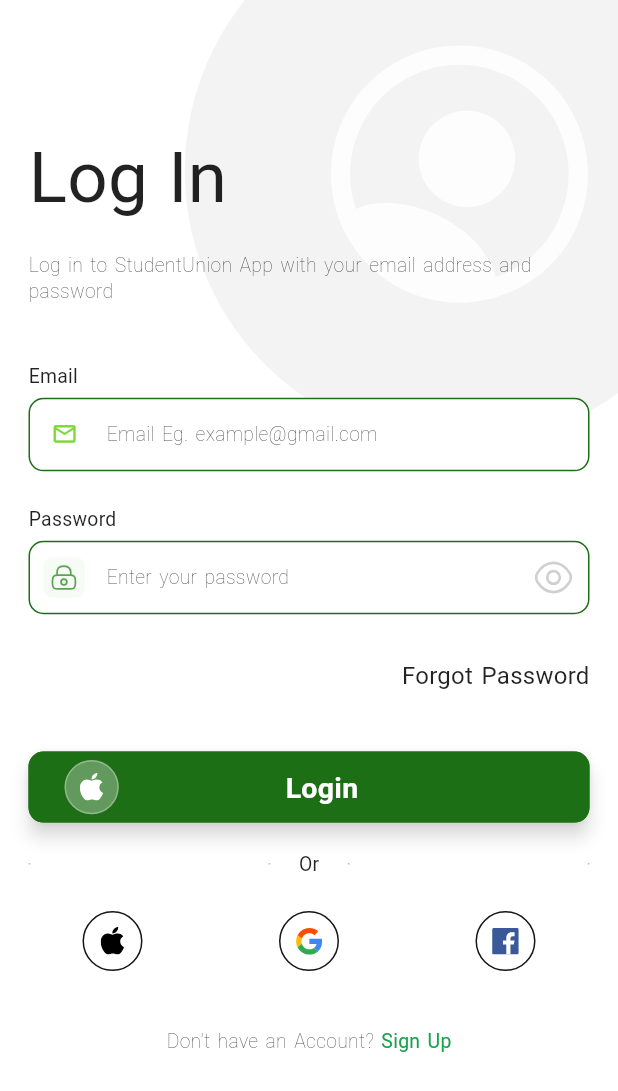
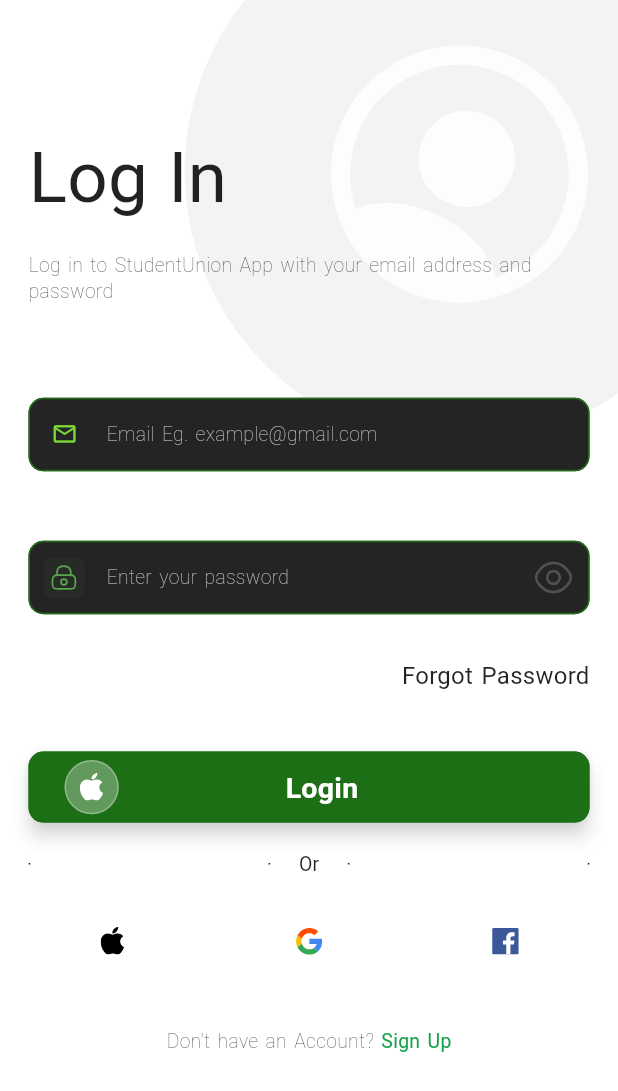
Before and after one commit to JamperCin/core_package, a Flutter app: the screen it shows after launch, after a tap on "Click Here", after a tap on "Intro Scrren", on a phone screen of 412 x 824 dp. Shown: the top 1091 px of the screen. Run offline on Flutter 3.47's test engine with Material 3 defaults, Android fonts, the phone set to English and light mode, and no system bars; our stand-ins replace cached_network_image, carousel_slider, dotted_border, flutter_svg, freezed_annotation, geocoding and 6 more; missing offline and left inert: encrypt, flutter_animator, flutter_overlay_loader; network calls fail; Roboto replaces fonts that are missing (SfUI); statements that could not run were skipped; project files that could hold a hidden picture were left out.

Commit message:
working on color scheme

```diff
--- a/packages/core_module/lib/core/app/app_theme.dart
+++ b/packages/core_module/lib/core/app/app_theme.dart
@@ -57,40 +57,56 @@ ThemeData lightMode = ThemeData(
   colorScheme: ColorScheme(
     brightness: Brightness.light,
 
+    //-----TODO : ----------------     Colors to consider
+
     ///primary colors and inverted color
     primary: primaryGreenColor,
+    ///Secondary colors
+    secondary: greyPrimaryColor,
+    ///Error
+    error: redColor,
+
+    ///Surface --> [surface] and [inverseSurface] should be two contrasting colors
+    surface: darkSurfaceColor,
+    inverseSurface: whiteColor,
+    surfaceDim: darkColor,
+    surfaceBright: dividerColor,
+
+    ///Tertiary colors
+    tertiary: whiteColor,
+    //-----TODO : ----------------     Colors to consider
+
+
     inversePrimary: greenFaded,
-    //
+
     onPrimary: secondaryGreenColor,
     primaryContainer: orangeQuadColor,
     primaryFixedDim: orangeXColor,
     primaryFixed: orangeFadeColor,
 
     ///Secondary colors
-    secondary: greyPrimaryColor,
+
     onSecondary: greySecondaryColor,
     secondaryContainer: greyTertiaryColor,
 
-    ///Tertiary colors
-    tertiary: whiteColor,
+
 
     ///Error
-    error: redColor,
     onError: redColor,
 
     ///Surface
-    surface: whiteColor,
+
     onSurface: whiteColor,
     onInverseSurface: darkSurfaceVariant,
 
     ///Inverse surface
-    inverseSurface: darkColor,
+
 
     ///Green color
     outline: greenPrimaryColor,
     shadow: greyTertiaryLightColor,
     outlineVariant: darkBrownColor,
-    surfaceDim: dividerColor,
+
   ),
 );
 
--- a/packages/core_module/lib/core_ui/snippets/country_picker/country_picker.dart
+++ b/packages/core_module/lib/core_ui/snippets/country_picker/country_picker.dart
@@ -21,6 +21,7 @@ class CountryPicker {
 
   final TextStyle? textStyle;
   final TextStyle? searchTextStyle;
+  final TextStyle? searchHintTextStyle;
   final TextStyle? phoneCodeTextStyle;
   final TextStyle? modalTitleTextStyle;
   final String? searchHint;
@@ -44,6 +45,7 @@ class CountryPicker {
     this.modalHeight,
     this.dividerColor,
     this.modalMargin,
+    this.searchHintTextStyle,
     this.modalTitleTextStyle,
   }) {
     if (countryPickerType == CountryPickerType.modalStyle) {
@@ -59,6 +61,7 @@ class CountryPicker {
         dividerColor: dividerColor,
         modalMargin: modalMargin,
         modalTitleTextStyle: modalTitleTextStyle,
+        searchHintTextStyle: searchHintTextStyle,
       );
     } else {
       CountryPicker.showPicker(
@@ -85,6 +88,7 @@ class CountryPicker {
   })  : modalSearchTitle = null,
         modalMargin = null,
         modalTitleTextStyle = null,
+        searchHintTextStyle = null,
         countryPickerType = null,
         modalHeight = null {
     showSearch(
@@ -109,17 +113,22 @@ class CountryPicker {
     this.onCountrySelected,
     this.modalHeight,
     this.modalTitleTextStyle,
+    this.searchHintTextStyle,
     this.dividerColor,
     this.modalMargin,
   }) : countryPickerType = null {
     _initData();
+
+    final colorScheme = Theme.of(context).colorScheme;
+    final textTheme = Theme.of(context).textTheme;
 
     BottomSheetWidget(
       context: context,
       title: modalSearchTitle ?? 'Search Country',
       height: modalHeight ?? appDimen.screenHeight * 0.8,
       margin: modalMargin ?? EdgeInsets.symmetric(horizontal: 16.dp()),
-      titleStyle: modalTitleTextStyle,
+      titleStyle: modalTitleTextStyle ?? textTheme.bodyMedium?.copyWith(color: colorScheme.inverseSurface),
+      color: colorScheme.surface,
       subChild: Column(
         children: [
           _searchFieldWidget(),
@@ -167,7 +176,12 @@ class CountryPicker {
       borderRadius: 30,
       controller: searchController,
       hintText: searchHint ?? 'Search Country...',
-      style: searchTextStyle ?? textTheme.bodySmall,
+      hintStyle: searchHintTextStyle ?? textTheme.bodySmall?.copyWith(color: colorScheme.inverseSurface),
+      style: searchTextStyle ?? textTheme.bodySmall?.copyWith(color: colorScheme.inverseSurface),
+      backgroundColor: colorScheme.surface,
+      borderColor: colorScheme.inverseSurface,
+      unFocusColor: colorScheme.inverseSurface,
+      focusColor: colorScheme.inverseSurface,
       prefixIcon: Icon(
         Icons.search_rounded,
         color: colorScheme.inverseSurface,
@@ -243,7 +257,7 @@ class CountryPicker {
                 width: 50,
                 child: Text(
                   '${isRtl ? '' : '+'}${item.phoneCode}${isRtl ? '+' : ''}',
-                  style: phoneCodeTextStyle ?? textTheme.bodyMedium,
+                  style: phoneCodeTextStyle ?? textTheme.bodyMedium?.copyWith(color: colorScheme.inverseSurface),
                 ),
               ),
               SizedBox(width: 10.dp()),
@@ -253,13 +267,13 @@ class CountryPicker {
                           ?.countryName(countryCode: item.countryCode)
                           ?.replaceAll(RegExp(r"\s+"), " ") ??
                       item.name,
-                  style: textStyle ?? textTheme.bodySmall,
+                  style: textStyle ?? textTheme.bodySmall?.copyWith(color: colorScheme.inverseSurface),
                 ),
               ),
             ],
           ),
           SizedBox(height: appDimen.dimen(2)),
-          DividerWidget(color: dividerColor ?? colorScheme.surfaceDim),
+          DividerWidget(color: dividerColor ?? colorScheme.inverseSurface),
         ],
       ),
     );
--- a/packages/core_module/lib/core_ui/widgets/shimmer_widget.dart
+++ b/packages/core_module/lib/core_ui/widgets/shimmer_widget.dart
@@ -116,7 +116,7 @@ class ShimmerWidget extends StatelessWidget {
       direction: direction ?? ShimmerDirection.ltr,
       child: child ??
           Container(
-            color: colorScheme.tertiary,
+            color: colorScheme.inverseSurface,
             height: height ?? appDimen.dimen(150),
             width: width ?? appDimen.screenWidth * 0.8,
           ),
--- a/packages/core_module/lib/core_ui/widgets/tab_bar_widget.dart
+++ b/packages/core_module/lib/core_ui/widgets/tab_bar_widget.dart
@@ -64,11 +64,11 @@ class _TabBarWidgetState extends State<TabBarWidget>
       onTap: widget.onTap,
       tabs: widget.tabs,
       indicatorColor: widget.indicatorColor ?? colorScheme.primary,
-      dividerColor: widget.dividerColor ?? colorScheme.surface,
+      dividerColor: widget.dividerColor ?? colorScheme.surfaceBright,
       labelColor: widget.labelColor ?? colorScheme.primary,
       labelStyle: widget.labelStyle ?? textTheme.bodyMedium,
       unselectedLabelColor:
-          widget.unselectedLabelColor ?? colorScheme.tertiaryContainer,
+          widget.unselectedLabelColor ?? colorScheme.surfaceBright,
       unselectedLabelStyle: widget.unselectedLabelStyle ?? textTheme.bodyMedium,
       padding: widget.padding,
       dividerHeight: widget.dividerHeight,
--- a/packages/core_module/lib/core_ui/widgets/textfield_widget.dart
+++ b/packages/core_module/lib/core_ui/widgets/textfield_widget.dart
@@ -224,6 +224,9 @@ class TextFieldWidget extends StatelessWidget {
           );
     }
 
+    final colorScheme = Theme.of(context).colorScheme;
+    final textTheme = Theme.of(context).textTheme;
+
     return Column(
       mainAxisAlignment: MainAxisAlignment.start,
       crossAxisAlignment: CrossAxisAlignment.start,
@@ -232,10 +235,10 @@ class TextFieldWidget extends StatelessWidget {
         if (labelText.isNotEmpty)
           Text(labelText,
               style: labelStyle ??
-                  Theme.of(context)
-                      .textTheme
-                      .labelMedium
-                      ?.copyWith(fontWeight: FontWeight.w400)),
+                  textTheme.labelMedium?.copyWith(
+                    fontWeight: FontWeight.w400,
+                    color: colorScheme.inverseSurface,
+                  )),
         if (labelText.isNotEmpty) SizedBox(height: appDimen.dimen(3.0)),
         SizedBox(
           width: width ?? appDimen.screenWidth,
@@ -251,6 +254,9 @@ class TextFieldWidget extends StatelessWidget {
   }
 
   Widget _textField(BuildContext context) {
+    final colorScheme = Theme.of(context).colorScheme;
+    final textTheme = Theme.of(context).textTheme;
+
     return InkWell(
       onTap: onTap,
       child: TextFormField(
@@ -259,7 +265,7 @@ class TextFieldWidget extends StatelessWidget {
         controller: controller,
         textAlign: textAlign ?? TextAlign.left,
         obscureText: obscureText != null && obscureText!.value,
-        style: style ?? Theme.of(context).textTheme.labelMedium,
+        style: style ?? textTheme.labelMedium?.copyWith(color: colorScheme.inverseSurface),
         textInputAction: textInputAction ?? TextInputAction.go,
         decoration: InputDecoration(
           prefixIcon: prefixIcon != null
@@ -275,7 +281,7 @@ class TextFieldWidget extends StatelessWidget {
                     height: appDimen.dimen(6),
                     width: appDimen.dimen(6),
                     asset: obscureText!.value ? icEyeSvg : icEyeClosedSvg,
-                    assetColor: Theme.of(context).colorScheme.inverseSurface,
+                    assetColor: colorScheme.inverseSurface,
                     onTap: () {
                       if (obscureText != null) {
                         obscureText!.value = !(obscureText!.value);
@@ -285,40 +291,40 @@ class TextFieldWidget extends StatelessWidget {
                 )
               : suffixIcon,
           hintText: hintText,
-          hintStyle: hintStyle ?? Theme.of(context).textTheme.labelSmall,
+          hintStyle: hintStyle ?? textTheme.labelSmall?.copyWith(color: colorScheme.surfaceBright),
           border: OutlineInputBorder(
             borderRadius: BorderRadius.circular(borderRadius),
             borderSide: BorderSide(
-              color: borderColor ?? Theme.of(context).colorScheme.primary,
+              color: borderColor ?? colorScheme.primary,
               width: 1,
             ),
           ),
           disabledBorder: OutlineInputBorder(
             borderSide: BorderSide(
-              color: disabledColor ?? Theme.of(context).colorScheme.secondary,
+              color: disabledColor ?? colorScheme.secondary,
               width: 1,
             ),
             borderRadius: BorderRadius.circular(borderRadius),
           ),
           enabledBorder: OutlineInputBorder(
             borderSide: BorderSide(
-              color: unFocusColor ?? Theme.of(context).colorScheme.primary,
+              color: unFocusColor ?? colorScheme.primary,
               width: 1,
             ),
             borderRadius: BorderRadius.circular(borderRadius),
           ),
           focusedBorder: OutlineInputBorder(
             borderSide: BorderSide(
-              color: focusColor ?? Theme.of(context).colorScheme.primary,
+              color: focusColor ?? colorScheme.primary,
               width: 1,
             ),
             borderRadius: BorderRadius.circular(borderRadius),
           ),
           filled: true,
-          fillColor: backgroundColor ?? Theme.of(context).colorScheme.tertiary,
+          fillColor: backgroundColor ?? colorScheme.surface,
           counterStyle: counterStyle ??
-              Theme.of(context).textTheme.bodyMedium?.copyWith(
-                  color: counterColor ?? Theme.of(context).colorScheme.primary),
+              textTheme.bodyMedium
+                  ?.copyWith(color: counterColor ?? colorScheme.primary),
         ),
         keyboardType: keyboardType,
         inputFormatters: inputFormatters,
@@ -335,6 +341,7 @@ class TextFieldWidget extends StatelessWidget {
 
   Widget _textFieldWithCountryPicker(BuildContext context) {
     final colorScheme = Theme.of(context).colorScheme;
+    final textTheme = Theme.of(context).textTheme;
 
     return Row(
       mainAxisAlignment: MainAxisAlignment.spaceBetween,
@@ -365,7 +372,8 @@ class TextFieldWidget extends StatelessWidget {
                   enabled: false,
                   textAlign: textAlign ?? TextAlign.center,
                   style: countryWidgetTextStyle ??
-                      Theme.of(context).textTheme.labelMedium,
+                      textTheme.labelMedium
+                          ?.copyWith(color: colorScheme.inverseSurface),
                   controller: TextEditingController(
                       text: _selectedCountry.value.phoneCode.isNotEmpty
                           ? "+${_selectedCountry.value.phoneCode}"
@@ -374,53 +382,45 @@ class TextFieldWidget extends StatelessWidget {
                     suffixIcon: Icon(
                       Icons.arrow_drop_down_outlined,
                       size: countryDropDownIconSize ?? 30.dp(),
-                      color: countryDropDownIconColor ?? colorScheme.secondary,
+                      color:
+                          countryDropDownIconColor ?? colorScheme.surfaceBright,
                     ),
-                    //hintText: countryWidgetHintText,
                     hintStyle: hintStyle ??
-                        Theme.of(context)
-                            .textTheme
-                            .labelSmall
-                            ?.copyWith(color: colorScheme.secondary),
+                        textTheme.labelSmall
+                            ?.copyWith(color: colorScheme.surfaceBright),
                     border: OutlineInputBorder(
                       borderRadius: BorderRadius.circular(borderRadius),
                       borderSide: BorderSide(
-                        color: borderColor ??
-                            Theme.of(context).colorScheme.primary,
+                        color: borderColor ?? colorScheme.primary,
                         width: 1,
                       ),
                     ),
                     disabledBorder: OutlineInputBorder(
                       borderSide: BorderSide(
-                        color: disabledColor ??
-                            Theme.of(context).colorScheme.primary,
+                        color: disabledColor ?? colorScheme.primary,
                         width: 1,
                       ),
                       borderRadius: BorderRadius.circular(borderRadius),
                     ),
                     enabledBorder: OutlineInputBorder(
                       borderSide: BorderSide(
-                        color: unFocusColor ??
-                            Theme.of(context).colorScheme.primary,
+                        color: unFocusColor ?? colorScheme.primary,
                         width: 1,
                       ),
                       borderRadius: BorderRadius.circular(borderRadius),
                     ),
                     focusedBorder: OutlineInputBorder(
                       borderSide: BorderSide(
-                        color:
-                            focusColor ?? Theme.of(context).colorScheme.primary,
+                        color: focusColor ?? colorScheme.primary,
                         width: 1,
                       ),
                       borderRadius: BorderRadius.circular(borderRadius),
                     ),
                     filled: true,
-                    fillColor: backgroundColor ??
-                        Theme.of(context).colorScheme.tertiary,
+                    fillColor: backgroundColor ?? colorScheme.surface,
                     counterStyle: counterStyle ??
-                        Theme.of(context).textTheme.bodyMedium?.copyWith(
-                            color: counterColor ??
-                                Theme.of(context).colorScheme.primary),
+                        textTheme.bodyMedium?.copyWith(
+                            color: counterColor ?? colorScheme.primary),
                   ),
                 ),
               ),
```
